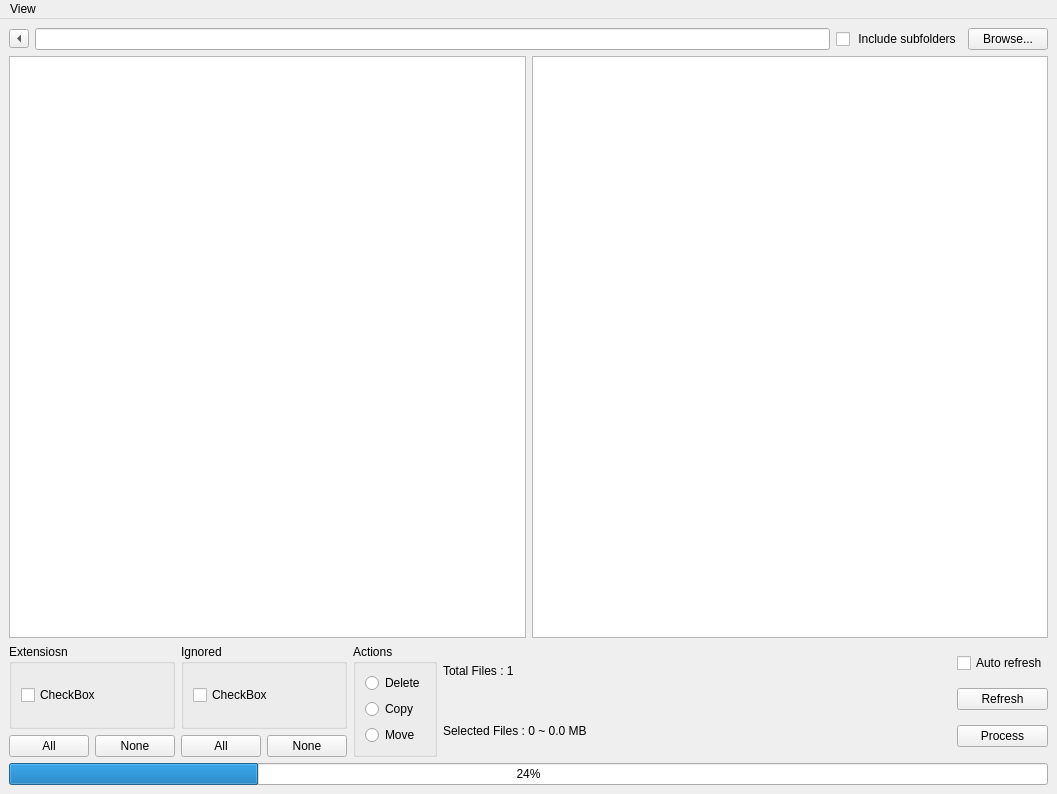
This is duplicateSorter.ui in Zeplaro/duplicateSorter as Qt 5 draws it before an edit. The edited form follows.
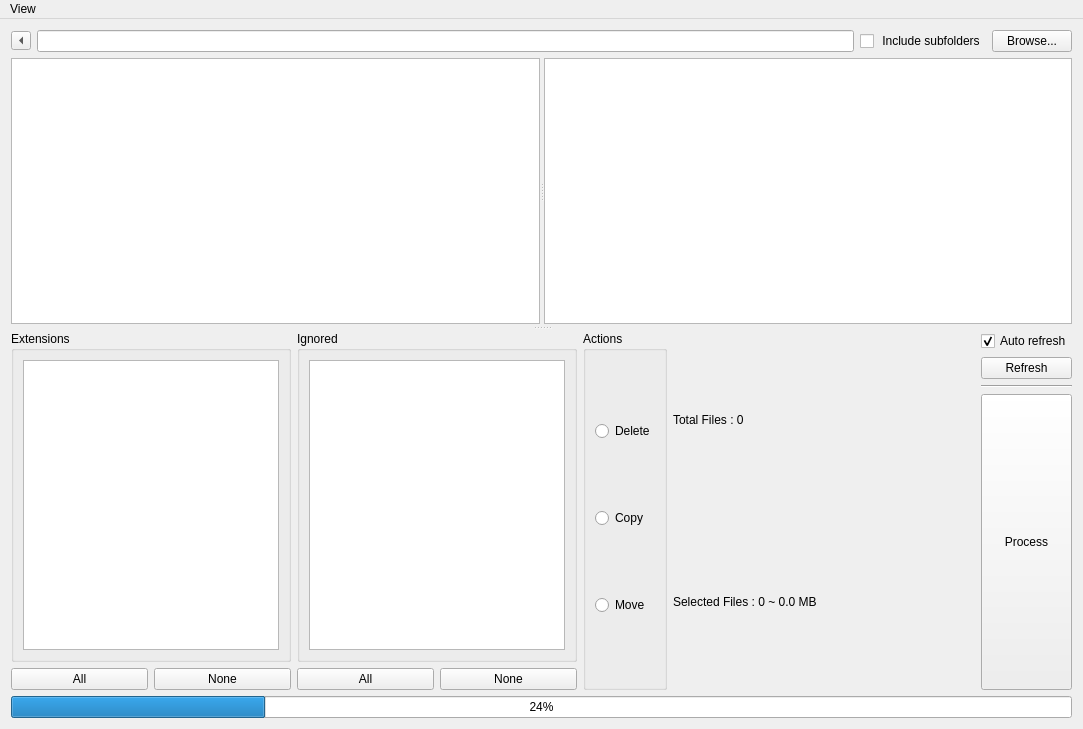
This is the edited form.

Patch:
```diff
--- a/duplicateSorter.ui
+++ b/duplicateSorter.ui
@@ -6,8 +6,8 @@
    <rect>
     <x>0</x>
     <y>0</y>
-    <width>1057</width>
-    <height>794</height>
+    <width>1083</width>
+    <height>729</height>
    </rect>
   </property>
   <property name="windowTitle">
@@ -17,11 +17,29 @@
    <locale language="English" country="UnitedStates"/>
   </property>
   <widget class="QWidget" name="centralwidget">
-   <layout class="QGridLayout" name="gridLayout">
-    <item row="0" column="0">
-     <layout class="QVBoxLayout" name="main_layout">
-      <item>
-       <layout class="QVBoxLayout" name="top_layout">
+   <layout class="QVBoxLayout" name="verticalLayout_6">
+    <property name="leftMargin">
+     <number>11</number>
+    </property>
+    <property name="topMargin">
+     <number>11</number>
+    </property>
+    <property name="rightMargin">
+     <number>11</number>
+    </property>
+    <property name="bottomMargin">
+     <number>11</number>
+    </property>
+    <item>
+     <widget class="QSplitter" name="main_splitter">
+      <property name="orientation">
+       <enum>Qt::Vertical</enum>
+      </property>
+      <property name="handleWidth">
+       <number>7</number>
+      </property>
+      <widget class="QWidget" name="top_widget" native="true">
+       <layout class="QVBoxLayout" name="verticalLayout_3">
         <item>
          <layout class="QHBoxLayout" name="dir_layout">
           <item>
@@ -60,33 +78,58 @@
          </layout>
         </item>
         <item>
-         <layout class="QHBoxLayout" name="files_layout">
-          <item>
-           <widget class="QTreeView" name="folders_treeView"/>
-          </item>
-          <item>
-           <widget class="QTreeView" name="files_treeView"/>
-          </item>
-         </layout>
+         <widget class="QSplitter" name="splitter">
+          <property name="sizePolicy">
+           <sizepolicy hsizetype="Expanding" vsizetype="Expanding">
+            <horstretch>0</horstretch>
+            <verstretch>0</verstretch>
+           </sizepolicy>
+          </property>
+          <property name="orientation">
+           <enum>Qt::Horizontal</enum>
+          </property>
+          <widget class="QTreeView" name="folder_tree">
+           <property name="sizePolicy">
+            <sizepolicy hsizetype="Minimum" vsizetype="Expanding">
+             <horstretch>0</horstretch>
+             <verstretch>0</verstretch>
+            </sizepolicy>
+           </property>
+          </widget>
+          <widget class="QTableView" name="file_table">
+           <attribute name="verticalHeaderVisible">
+            <bool>false</bool>
+           </attribute>
+          </widget>
+         </widget>
         </item>
        </layout>
-      </item>
-      <item>
-       <layout class="QVBoxLayout" name="bottom_layout">
+      </widget>
+      <widget class="QWidget" name="bottom_widget" native="true">
+       <layout class="QVBoxLayout" name="verticalLayout_5">
         <item>
          <layout class="QHBoxLayout" name="actions_layout">
           <item>
            <layout class="QVBoxLayout" name="extensions_layout">
             <item>
-             <widget class="QGroupBox" name="extensions_groupBox">
+             <widget class="QGroupBox" name="extensions_group">
+              <property name="sizePolicy">
+               <sizepolicy hsizetype="Minimum" vsizetype="MinimumExpanding">
+                <horstretch>0</horstretch>
+                <verstretch>0</verstretch>
+               </sizepolicy>
+              </property>
               <property name="title">
-               <string>Extensiosn</string>
+               <string>Extensions</string>
               </property>
               <layout class="QVBoxLayout" name="verticalLayout">
                <item>
-                <widget class="QCheckBox" name="checkBox_2">
-                 <property name="text">
-                  <string>CheckBox</string>
+                <widget class="QListView" name="extension_list">
+                 <property name="sizePolicy">
+                  <sizepolicy hsizetype="Minimum" vsizetype="Minimum">
+                   <horstretch>0</horstretch>
+                   <verstretch>0</verstretch>
+                  </sizepolicy>
                  </property>
                 </widget>
                </item>
@@ -116,15 +159,24 @@
           <item>
            <layout class="QVBoxLayout" name="ignored_layout">
             <item>
-             <widget class="QGroupBox" name="ignored_groupBox">
+             <widget class="QGroupBox" name="ignored_group">
+              <property name="sizePolicy">
+               <sizepolicy hsizetype="Minimum" vsizetype="MinimumExpanding">
+                <horstretch>0</horstretch>
+                <verstretch>0</verstretch>
+               </sizepolicy>
+              </property>
               <property name="title">
                <string>Ignored</string>
               </property>
               <layout class="QVBoxLayout" name="verticalLayout_2">
                <item>
-                <widget class="QCheckBox" name="checkBox_3">
-                 <property name="text">
-                  <string>CheckBox</string>
+                <widget class="QListView" name="ignored_list">
+                 <property name="sizePolicy">
+                  <sizepolicy hsizetype="Minimum" vsizetype="Minimum">
+                   <horstretch>0</horstretch>
+                   <verstretch>0</verstretch>
+                  </sizepolicy>
                  </property>
                 </widget>
                </item>
@@ -186,7 +238,7 @@
             <item>
              <widget class="QLabel" name="totalFiles_label">
               <property name="text">
-               <string>Total Files : 1</string>
+               <string>Total Files : 0</string>
               </property>
              </widget>
             </item>
@@ -219,6 +271,9 @@
               <property name="text">
                <string>Auto refresh</string>
               </property>
+              <property name="checked">
+               <bool>true</bool>
+              </property>
              </widget>
             </item>
             <item>
@@ -228,8 +283,21 @@
               </property>
              </widget>
             </item>
+            <item>
+             <widget class="Line" name="line">
+              <property name="orientation">
+               <enum>Qt::Horizontal</enum>
+              </property>
+             </widget>
+            </item>
             <item>
              <widget class="QPushButton" name="process_button">
+              <property name="sizePolicy">
+               <sizepolicy hsizetype="Minimum" vsizetype="Expanding">
+                <horstretch>0</horstretch>
+                <verstretch>0</verstretch>
+               </sizepolicy>
+              </property>
               <property name="text">
                <string>Process</string>
               </property>
@@ -247,8 +315,8 @@
          </widget>
         </item>
        </layout>
-      </item>
-     </layout>
+      </widget>
+     </widget>
     </item>
    </layout>
   </widget>
@@ -257,8 +325,8 @@
     <rect>
      <x>0</x>
      <y>0</y>
-     <width>1057</width>
-     <height>26</height>
+     <width>1083</width>
+     <height>21</height>
     </rect>
    </property>
    <widget class="QMenu" name="menuView">
```
Left out of the diff: 38 changed lines with no effect on the pictures.
